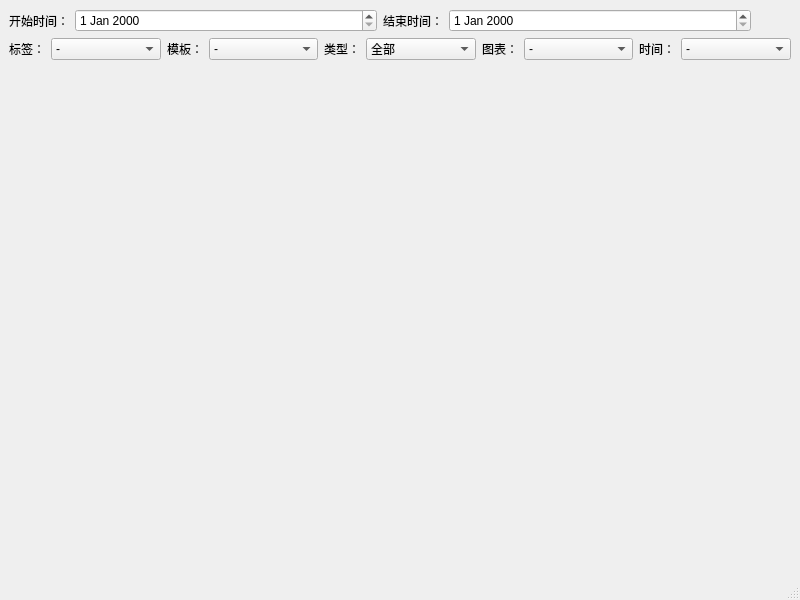
Old version of the form chartwindow.ui in the repository zyy1214/moyu-helper.
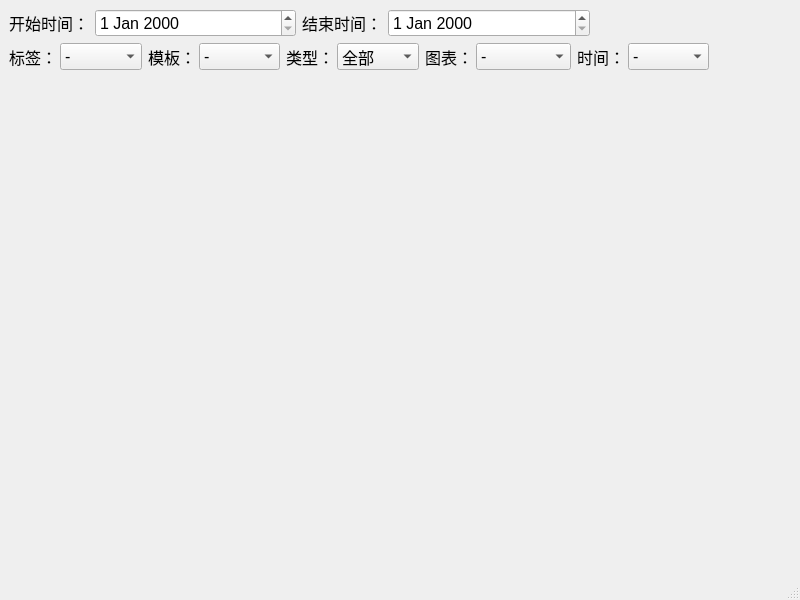
New version of the form.

Commit message: 调大了字体

The edit to the form file:
```diff
--- a/chartwindow.ui
+++ b/chartwindow.ui
@@ -14,11 +14,11 @@
    <string>MainWindow</string>
   </property>
   <widget class="QWidget" name="centralwidget">
-   <layout class="QVBoxLayout" name="verticalLayout_2" stretch="1,1,200,1">
+   <layout class="QVBoxLayout" name="verticalLayout_2" stretch="1,0,200,1">
     <item>
      <layout class="QVBoxLayout" name="verticalLayout">
       <item>
-       <layout class="QHBoxLayout" name="horizontalLayout">
+       <layout class="QHBoxLayout" name="horizontalLayout" stretch="1,2,1,2,2">
         <item>
          <widget class="QLabel" name="label_6">
           <property name="sizePolicy">
@@ -27,6 +27,11 @@
             <verstretch>0</verstretch>
            </sizepolicy>
           </property>
+          <property name="font">
+           <font>
+            <pointsize>12</pointsize>
+           </font>
+          </property>
           <property name="text">
            <string>开始时间：</string>
           </property>
@@ -40,6 +45,30 @@
             <verstretch>0</verstretch>
            </sizepolicy>
           </property>
+          <property name="maximumSize">
+           <size>
+            <width>250</width>
+            <height>16777215</height>
+           </size>
+          </property>
+          <property name="font">
+           <font>
+            <pointsize>12</pointsize>
+           </font>
+          </property>
+          <property name="styleSheet">
+           <string notr="true"/>
+          </property>
+          <property name="minimumDateTime">
+           <datetime>
+            <hour>0</hour>
+            <minute>0</minute>
+            <second>0</second>
+            <year>1752</year>
+            <month>9</month>
+            <day>14</day>
+           </datetime>
+          </property>
          </widget>
         </item>
         <item>
@@ -50,6 +79,11 @@
             <verstretch>0</verstretch>
            </sizepolicy>
           </property>
+          <property name="font">
+           <font>
+            <pointsize>12</pointsize>
+           </font>
+          </property>
           <property name="text">
            <string>结束时间：</string>
           </property>
@@ -63,6 +97,17 @@
             <verstretch>50</verstretch>
            </sizepolicy>
           </property>
+          <property name="maximumSize">
+           <size>
+            <width>250</width>
+            <height>16777215</height>
+           </size>
+          </property>
+          <property name="font">
+           <font>
+            <pointsize>12</pointsize>
+           </font>
+          </property>
          </widget>
         </item>
         <item>
@@ -86,7 +131,7 @@
      </layout>
     </item>
     <item>
-     <layout class="QHBoxLayout" name="horizontalLayout_3">
+     <layout class="QHBoxLayout" name="horizontalLayout_3" stretch="1,2,1,2,1,2,1,2,1,2,2">
       <item>
        <widget class="QLabel" name="label">
         <property name="sizePolicy">
@@ -95,6 +140,17 @@
           <verstretch>0</verstretch>
          </sizepolicy>
         </property>
+        <property name="maximumSize">
+         <size>
+          <width>45</width>
+          <height>16777215</height>
+         </size>
+        </property>
+        <property name="font">
+         <font>
+          <pointsize>12</pointsize>
+         </font>
+        </property>
         <property name="text">
          <string>标签：</string>
         </property>
@@ -102,6 +158,20 @@
       </item>
       <item>
        <widget class="QComboBox" name="select_label">
+        <property name="maximumSize">
+         <size>
+          <width>150</width>
+          <height>16777215</height>
+         </size>
+        </property>
+        <property name="font">
+         <font>
+          <pointsize>12</pointsize>
+         </font>
+        </property>
+        <property name="styleSheet">
+         <string notr="true"/>
+        </property>
         <item>
          <property name="text">
           <string>-         </string>
@@ -122,6 +192,17 @@
           <verstretch>0</verstretch>
          </sizepolicy>
         </property>
+        <property name="maximumSize">
+         <size>
+          <width>45</width>
+          <height>16777215</height>
+         </size>
+        </property>
+        <property name="font">
+         <font>
+          <pointsize>12</pointsize>
+         </font>
+        </property>
         <property name="text">
          <string>模板：</string>
         </property>
@@ -129,6 +210,17 @@
       </item>
       <item>
        <widget class="QComboBox" name="select_mod">
+        <property name="maximumSize">
+         <size>
+          <width>150</width>
+          <height>16777215</height>
+         </size>
+        </property>
+        <property name="font">
+         <font>
+          <pointsize>12</pointsize>
+         </font>
+        </property>
         <item>
          <property name="text">
           <string>-         </string>
@@ -144,6 +236,17 @@
           <verstretch>0</verstretch>
          </sizepolicy>
         </property>
+        <property name="maximumSize">
+         <size>
+          <width>45</width>
+          <height>16777215</height>
+         </size>
+        </property>
+        <property name="font">
+         <font>
+          <pointsize>12</pointsize>
+         </font>
+        </property>
         <property name="text">
          <string>类型：</string>
         </property>
@@ -151,6 +254,17 @@
       </item>
       <item>
        <widget class="QComboBox" name="select_type">
+        <property name="maximumSize">
+         <size>
+          <width>150</width>
+          <height>16777215</height>
+         </size>
+        </property>
+        <property name="font">
+         <font>
+          <pointsize>12</pointsize>
+         </font>
+        </property>
         <item>
          <property name="text">
           <string>全部</string>
@@ -176,6 +290,17 @@
           <verstretch>0</verstretch>
          </sizepolicy>
         </property>
+        <property name="maximumSize">
+         <size>
+          <width>45</width>
+          <height>16777215</height>
+         </size>
+        </property>
+        <property name="font">
+         <font>
+          <pointsize>12</pointsize>
+         </font>
+        </property>
         <property name="text">
          <string>图表：</string>
         </property>
@@ -183,6 +308,17 @@
       </item>
       <item>
        <widget class="QComboBox" name="select_graph">
+        <property name="maximumSize">
+         <size>
+          <width>150</width>
+          <height>16777215</height>
+         </size>
+        </property>
+        <property name="font">
+         <font>
+          <pointsize>12</pointsize>
+         </font>
+        </property>
         <item>
          <property name="text">
           <string>-                </string>
@@ -198,6 +334,17 @@
           <verstretch>0</verstretch>
          </sizepolicy>
         </property>
+        <property name="maximumSize">
+         <size>
+          <width>45</width>
+          <height>16777215</height>
+         </size>
+        </property>
+        <property name="font">
+         <font>
+          <pointsize>12</pointsize>
+         </font>
+        </property>
         <property name="text">
          <string>时间：</string>
         </property>
@@ -205,6 +352,17 @@
       </item>
       <item>
        <widget class="QComboBox" name="select_time">
+        <property name="maximumSize">
+         <size>
+          <width>150</width>
+          <height>16777215</height>
+         </size>
+        </property>
+        <property name="font">
+         <font>
+          <pointsize>12</pointsize>
+         </font>
+        </property>
         <item>
          <property name="text">
           <string>-            </string>
@@ -212,6 +370,19 @@
         </item>
        </widget>
       </item>
+      <item>
+       <spacer name="horizontalSpacer_2">
+        <property name="orientation">
+         <enum>Qt::Horizontal</enum>
+        </property>
+        <property name="sizeHint" stdset="0">
+         <size>
+          <width>40</width>
+          <height>20</height>
+         </size>
+        </property>
+       </spacer>
+      </item>
      </layout>
     </item>
     <item>
```
The commit also changes 2 other files.
